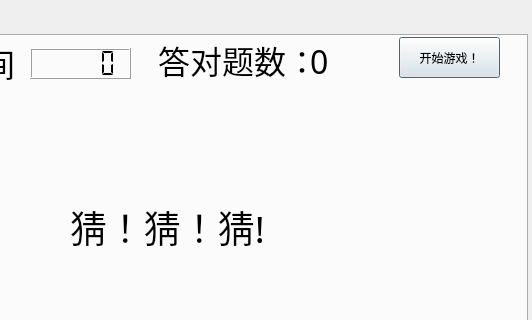
This is MAIN.ui in hl09/QandA as Qt 5 draws it before an edit; both pictures show x 139 to 671 and y 0 to 320 of the 671 by 464 pixel window. The edited form follows.
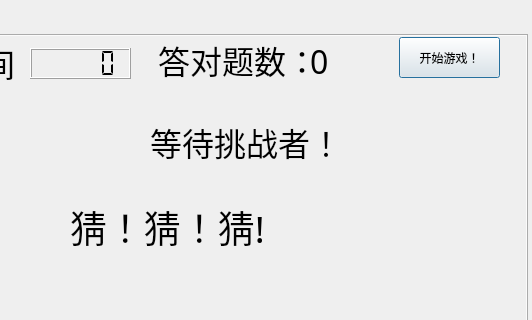
This is the edited form.

```diff
--- a/MAIN.ui
+++ b/MAIN.ui
@@ -22,10 +22,16 @@
      <height>451</height>
     </rect>
    </property>
+   <property name="autoFillBackground">
+    <bool>true</bool>
+   </property>
    <property name="currentIndex">
     <number>0</number>
    </property>
    <widget class="QWidget" name="tab">
+    <property name="autoFillBackground">
+     <bool>true</bool>
+    </property>
     <attribute name="title">
      <string>游戏内容</string>
     </attribute>
@@ -166,6 +172,25 @@
       <string>答对了！</string>
      </property>
     </widget>
+    <widget class="QLabel" name="label_Member">
+     <property name="geometry">
+      <rect>
+       <x>280</x>
+       <y>80</y>
+       <width>181</width>
+       <height>51</height>
+      </rect>
+     </property>
+     <property name="font">
+      <font>
+       <family>黑体</family>
+       <pointsize>24</pointsize>
+      </font>
+     </property>
+     <property name="text">
+      <string>等待挑战者！</string>
+     </property>
+    </widget>
     <zorder>pushButtonGo</zorder>
     <zorder>labelCorrectNumber</zorder>
     <zorder>label</zorder>
```
Left out of the diff: 17 changed lines with no effect on the pictures.
